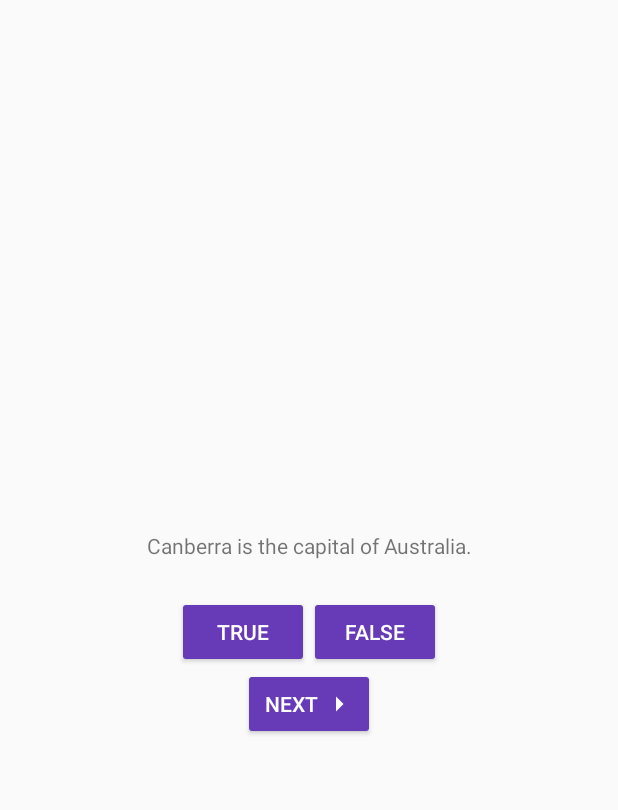
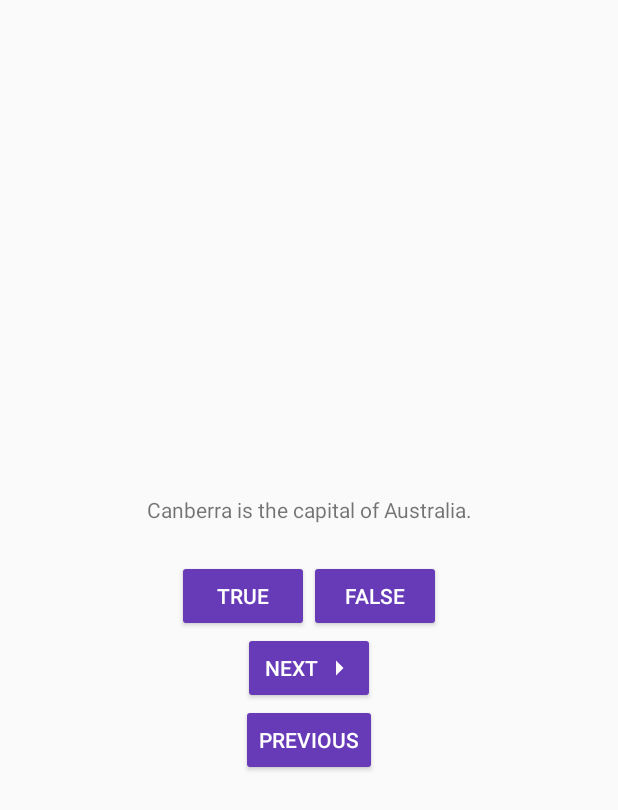
Before and after one commit to Miranda1713/GeoQuiz_HW_5_Ex_1b, an Android app: the layout activity_main.xml on its own in the app's theme, with its tools: preview values and no code run, on a phone screen of 412 x 824 dp. Shown: the top 810 px of the screen. Run offline under Robolectric (Android 15) with nearby library versions, the phone set to English and light mode, and no system bars.

Commit message:
initial commit

```diff
--- a/app/src/main/res/layout/activity_main.xml
+++ b/app/src/main/res/layout/activity_main.xml
@@ -51,4 +51,12 @@
         app:icon="@drawable/arrow_right"
         app:iconGravity="end" />
 
+    <Button
+        android:id="@+id/previous_button"
+        android:layout_width="wrap_content"
+        android:layout_height="wrap_content"
+        android:backgroundTint="@color/purple"
+        android:text="@string/previous_button"
+        android:textColor="@color/white" />
+
 </LinearLayout>
--- a/app/src/main/res/values/strings.xml
+++ b/app/src/main/res/values/strings.xml
@@ -9,6 +9,7 @@
     <string name="true_button">True</string>
     <string name="false_button">False</string>
     <string name="next_button">Next</string>
+    <string name="previous_button">Previous</string>
     <string name="correct_toast">Correct!</string>
     <string name="incorrect_toast">Incorrect!</string>
 </resources>
```
